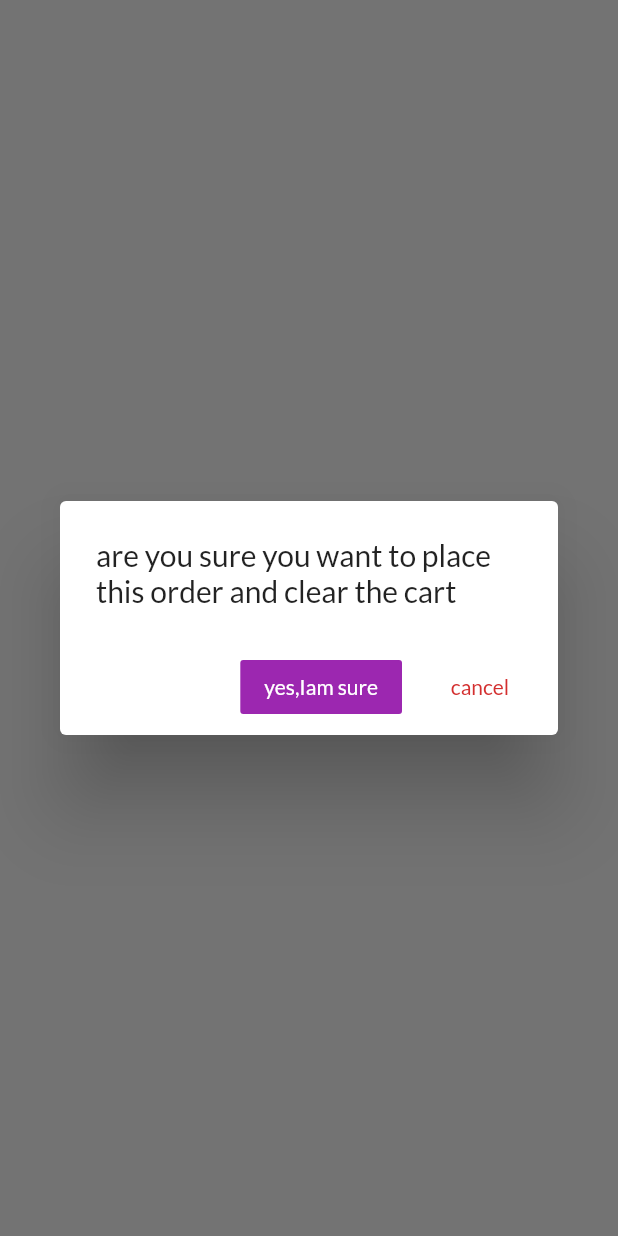
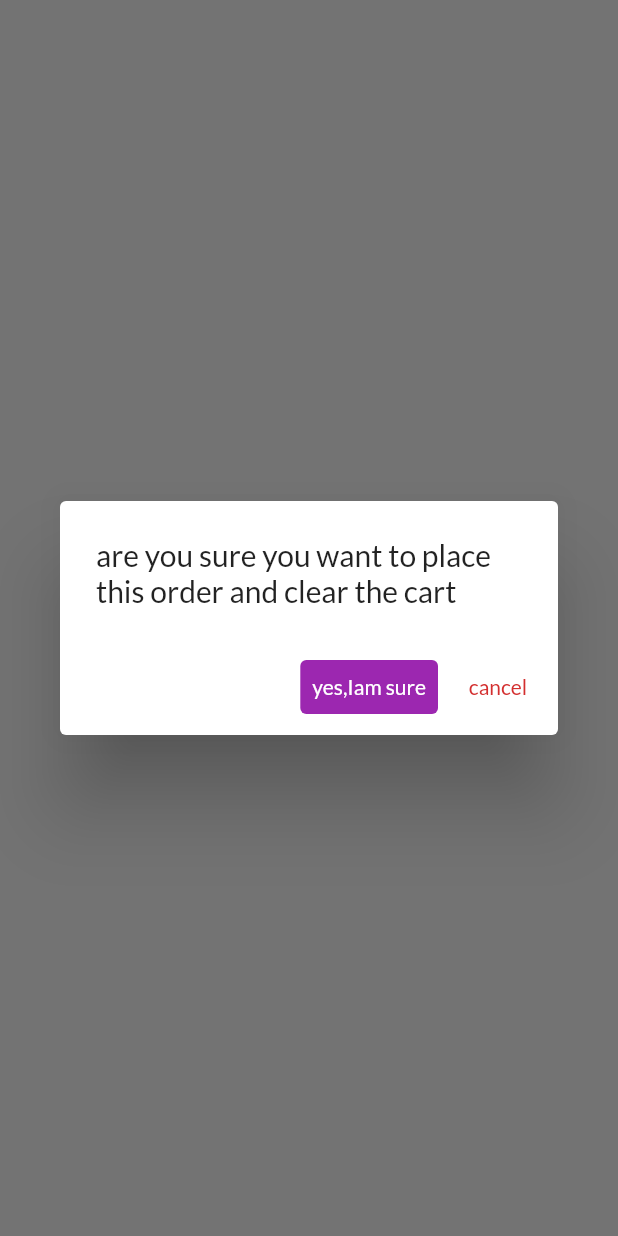
Before and after one commit to hatem1055/flutter-shop-app, a Flutter app: what placeOrder() shows on an empty page, opened directly with empty values, on a phone screen of 412 x 824 dp. Run offline on Flutter 3.47's test engine with Material 2 defaults, Android fonts, the phone set to English and light mode, and no system bars; network calls fail.

Commit message:
migration to flutter's new version

```diff
--- a/lib/screens/cart/cart_screen.dart
+++ b/lib/screens/cart/cart_screen.dart
@@ -42,12 +42,14 @@ class CartScreen extends StatelessWidget {
                           )),
                       backgroundColor: Theme.of(context).primaryColor,
                     ),
-                    FlatButton(
+                    TextButton(
                       child: Text('Order Now'),
                       onPressed: () {
                         placeOrder(context,cart,orders);
                       },
-                      textColor: Theme.of(context).primaryColor,
+                      style: ButtonStyle(
+                        foregroundColor: MaterialStateProperty.all<Color>(Theme.of(context).primaryColor)
+                      ),
                     )
                   ],
                 )),
--- a/lib/screens/cart/place_order.dart
+++ b/lib/screens/cart/place_order.dart
@@ -1,7 +1,9 @@
 import 'package:flutter/material.dart';
 import '../../providers/cart_provider.dart';
 import '../../providers/orders_provider.dart';
-void placeOrder(BuildContext context,CartProvider cart,OrdersProvider orders) {
+
+void placeOrder(
+    BuildContext context, CartProvider cart, OrdersProvider orders) {
   showDialog(
       context: context,
       builder: (_) {
@@ -9,20 +11,28 @@ void placeOrder(BuildContext context,CartProvider cart,OrdersProvider orders) {
           title: Text(
               'are you sure you want to place this order and clear the cart'),
           actions: [
-            FlatButton(
+            TextButton(
                 onPressed: () {
                   orders.addOrder(cart.items.values.toList(), cart.totalAmount);
                   cart.clearCart();
                   Navigator.of(context).pop();
                 },
-                color: Theme.of(context).primaryColor,
-                textColor: Colors.white,
+                style: ButtonStyle(
+                    backgroundColor: MaterialStateProperty.all<Color>(
+                      Theme.of(context).primaryColor,
+                    ),
+                    foregroundColor: MaterialStateProperty.all<Color>(
+                      Colors.white,
+                    )),
                 child: Text('yes,Iam sure')),
-            FlatButton(
+            TextButton(
                 onPressed: () {
                   Navigator.of(context).pop();
                 },
-                textColor: Theme.of(context).errorColor,
+                style: ButtonStyle(
+                    foregroundColor: MaterialStateProperty.all<Color>(
+                  Theme.of(context).errorColor,
+                )),
                 child: Text('cancel'))
           ],
         );
```
Also changed, not shown: lib/screens/cart/cart_item_widget.dart (+6 -6 lines), lib/screens/cart/counter.dart (+7 -4 lines), lib/screens/edit_add_product/edit_add_product_screen.dart (+11 -8 lines), pubspec.lock.
